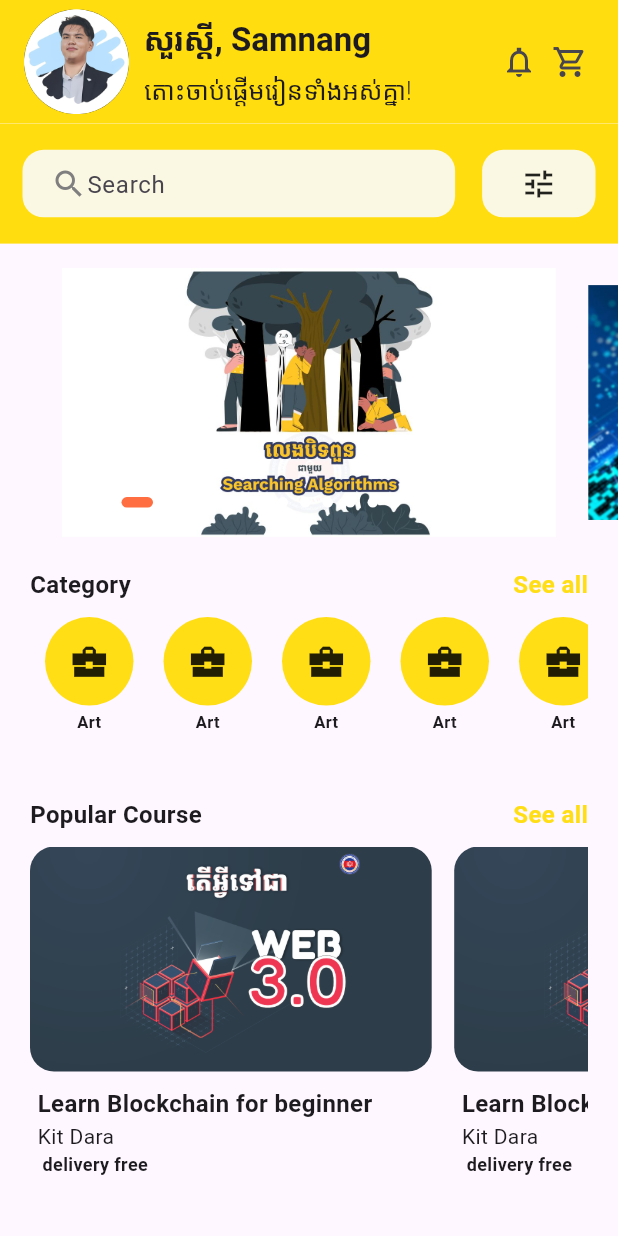
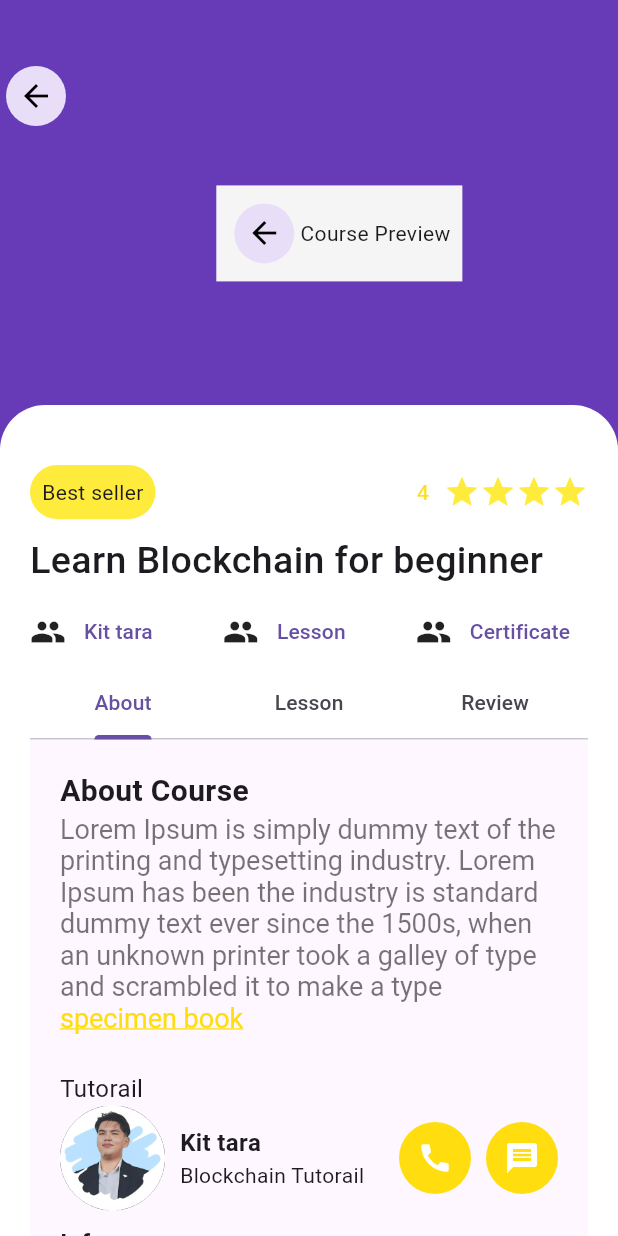
Before and after one commit to samnangma/mvvm-sample-developer-cambodia-flutter-, a Flutter app: the screen it shows after launch, on a phone screen of 412 x 824 dp. Run offline on Flutter 3.47's test engine with Material 2 defaults, Android fonts, the phone set to English and light mode, and no system bars; drawn by our look-alikes of carousel_slider, smooth_page_indicator.

Commit message:
save code

```diff
--- a/lib/main.dart
+++ b/lib/main.dart
@@ -1,7 +1,7 @@
 
+import 'package:developer_cambodia/views/course/course_detail.dart';
 import 'package:flutter/material.dart';
 
-import 'views/home/home.dart';
 
 void main() {
   runApp(MyApp());
@@ -19,7 +19,7 @@ class MyApp extends StatelessWidget {
       theme: ThemeData(
         useMaterial3: true,
       ),
-      home: HomeScreen(),
+      home: CourseDetail(),
     );
   }
 }
--- /dev/null
+++ b/lib/views/course/course_detail.dart
@@ -0,0 +1,240 @@
+
+import 'package:developer_cambodia/constants/colors.dart';
+import 'package:developer_cambodia/constants/fonts.dart';
+import 'package:developer_cambodia/views/course/widgets/about_page.dart';
+import 'package:developer_cambodia/views/course/widgets/lesson_page.dart';
+import 'package:developer_cambodia/views/course/widgets/review_page.dart';
+import 'package:flutter/material.dart';
+
+
+class CourseDetail extends StatefulWidget {
+  const CourseDetail({super.key});
+
+  @override
+  State<CourseDetail> createState() => _CourseDetailState();
+}
+
+class _CourseDetailState extends State<CourseDetail> with SingleTickerProviderStateMixin{
+
+
+  late TabController _tabController;
+
+  @override
+  void initState() {
+    super.initState();
+    _tabController = TabController(length: 3, vsync: this); // Replace '3' with the number of tabs you have
+  }
+
+  @override
+  void dispose() {
+    _tabController.dispose();
+    super.dispose();
+  }
+
+  @override
+  Widget build(BuildContext context) {
+    return DefaultTabController(
+      length: 3,
+      child: Scaffold(
+        body: SingleChildScrollView(
+          child: Column(
+            children: [
+              Stack(
+                children: [
+                  SingleChildScrollView(
+                    child: SizedBox(
+                      height: 1000,
+                      child: Stack(
+                        children: [
+                          Container(
+                            width: double.infinity,
+                            height: 300,
+                            decoration: const BoxDecoration(
+                              color: Colors.deepPurple,
+                            ),
+                          ),
+                          Positioned(
+                              top: 40,
+                              child: IconButton.filledTonal(
+                                  onPressed: () {},
+                                  icon: const Icon(
+                                    Icons.arrow_back,
+                                    color: Colors.black,
+                                  )
+                              )
+                          ),
+                          Positioned(
+                              top: MediaQuery
+                                  .of(context)
+                                  .size
+                                  .height * 0.15,
+                              left: MediaQuery
+                                  .of(context)
+                                  .size
+                                  .width * 0.35,
+                              child: Container(
+                                color: Colors.grey[100],
+                                child: Padding(
+                                  padding: const EdgeInsets.all(8.0),
+                                  child: Row(
+                                    children: [
+                                      IconButton.filledTonal(
+                                          onPressed: () {},
+                                          icon: const Icon(
+                                            Icons.arrow_back,
+                                            color: Colors.black,
+                                          )
+                                      ),
+                                      Text(
+                                          "Course Preview"
+                                      )
+                                    ],
+                                  ),
+                                ),
+                              )
+                          ),
+                          Positioned(
+                            top: 270,
+                            left: 0,
+                            right: 0,
+                            bottom: 0,
+                            child: Container(
+                              height: MediaQuery.of(context).size.height,
+                              decoration: const BoxDecoration(
+                                  color: Colors.white,
+                                  borderRadius: BorderRadius.only(
+                                      topRight: Radius.circular(30),
+                                      topLeft: Radius.circular(30)
+                                  )
+                              ),
+                              child: Padding(
+                                padding: const EdgeInsets.all(20.0),
+                                child: Column(
+                                  children: [
+                                    Padding(
+                                      padding: const EdgeInsets.only(top: 20.0),
+                                      child: Row(
+                                        mainAxisAlignment: MainAxisAlignment
+                                            .spaceBetween,
+                                        children: [
+                                          Container(
+                                            decoration: BoxDecoration(
+                                                color: Colors.yellow,
+                                                borderRadius: BorderRadius.circular(
+                                                    20)
+                                            ),
+
+                                            child: const Padding(
+                                              padding: EdgeInsets.all(8.0),
+                                              child: Text("Best seller"),
+                                            ),
+                                          ),
+                                          const Row(
+                                            children: [
+                                              Text("4", style: TextStyle(
+                                                  color: AppColor
+                                                      .primaryDarkColor),),
+                                              SizedBox(width: 10,),
+                                              Row(
+                                                children: [
+                                                  Icon(Icons.star,
+                                                    color: Colors.yellow,),
+                                                  Icon(Icons.star,
+                                                    color: Colors.yellow,),
+                                                  Icon(Icons.star,
+                                                    color: Colors.yellow,),
+                                                  Icon(Icons.star,
+                                                    color: Colors.yellow,)
+                                                ],
+                                              )
+                                            ],
+                                          )
+                                        ],
+                                      ),
+                                    ),
+                                    const SizedBox(height: 10,),
+                                    const Align(
+                                        alignment: Alignment.topLeft,
+                                        child: Text("Learn Blockchain for beginner",
+                                          style: TextStyle(
+                                              fontSize: 25, fontWeight: Medium),)
+                                    ),
+                                    const SizedBox(height: 5,),
+                                    Row(
+                                      mainAxisAlignment: MainAxisAlignment
+                                          .spaceBetween,
+                                      children: [
+                                        Row(
+                                          children: [
+                                            Icon(Icons.people),
+                                            TextButton(
+                                                onPressed: (){},
+                                                    child: Text("Kit tara")
+                                            )
+                                          ],
+                                        ),
+                                        Row(
+                                          children: [
+                                            Icon(Icons.people),
+                                            TextButton(
+                                                onPressed: (){},
+                                                child: Text("Lesson")
+                                            )
+                                          ],
+                                        ),
+                                        Row(
+                                          children: [
+                                            const Icon(Icons.people),
+                                            TextButton(
+                                                onPressed: (){},
+                                                child: Text("Certificate")
+                                            )
+                                          ],
+                                        )
+                                      ],
+                                    ),
+
+                                   Container(
+                                     child: TabBar(
+                                       controller: _tabController,
+                                         tabs: const [
+                                           Tab(text: "About",),
+                                           Tab(text: "Lesson",),
+                                           Tab(text: "Review",)
+                                         ]
+                                     ),
+                                   ),
+                                    Container(
+                                      height: 450,
+                                      child: TabBarView(
+                                        controller: _tabController,
+                                          children: const [
+                                            AboutPage(),
+                                            LessonPage(),
+                                            ReviewPage()
+                                          ]
+                                      ),
+                                    )
+
+                                  ],
+                                ),
+                              ),
+
+                            ),
+                          )
+                        ],
+                      ),
+                    ),
+                  )
+
+                ],
+              ),
+
+
+            ],
+          ),
+        ),
+      ),
+    );
+  }
+}
--- /dev/null
+++ b/lib/views/course/widgets/about_page.dart
@@ -0,0 +1,200 @@
+import 'package:developer_cambodia/constants/colors.dart';
+import 'package:developer_cambodia/views/home/home.dart';
+import 'package:flutter/material.dart';
+
+
+class AboutPage extends StatelessWidget {
+  const AboutPage({super.key});
+
+  @override
+  Widget build(BuildContext context) {
+    return Scaffold(
+      body: SingleChildScrollView(
+        child: Padding(
+          padding: const EdgeInsets.all(20.0),
+          child: Column(
+            children: [
+              Column(
+                crossAxisAlignment: CrossAxisAlignment.start,
+                children: [
+                  const Text("About Course",style: TextStyle(fontSize: 20, fontWeight: FontWeight.bold),),
+                  RichText(
+                    text: const TextSpan(
+                      style: TextStyle(color: Colors.black, fontSize: 36),
+                      children: <TextSpan>[
+                        TextSpan(text: 'Lorem Ipsum is simply dummy text of the printing and typesetting industry. Lorem Ipsum has been the industry is standard dummy text ever since the 1500s, when an unknown printer took a galley of type and scrambled it to make a type', style: TextStyle(color: Colors.black54)),
+                        TextSpan(text: ' specimen book', style: TextStyle(decoration: TextDecoration.underline, color: AppColor.primaryColor))
+                      ],
+                    ),
+                    textScaleFactor: 0.5,
+                  )
+                ],
+              ),
+              const SizedBox(height: 25,),
+              const Align(
+                alignment: Alignment.topLeft,
+                  child: Text("Tutorail", style: TextStyle(fontSize: 16),)),
+              Row(
+                mainAxisAlignment: MainAxisAlignment.spaceBetween,
+                children: [
+                  Row(
+                    children: [
+                      ClipRRect(
+                        borderRadius: const BorderRadius.all(Radius.circular(50)),
+                        child: Image.asset(
+                          'assets/images/bros_srat.jpg',
+                          height: 70,
+                          width: 70,
+                        ),
+                      ),
+                      SizedBox(width: 10,),
+                      Column(
+                        crossAxisAlignment: CrossAxisAlignment.start,
+                        children: [
+                          Text("Kit tara", style: TextStyle(fontWeight: FontWeight.bold, fontSize: 16),),
+                          Text("Blockchain Tutorail")
+                        ],
+                      ),
+                    ],
+                  ),
+                  Row(
+                    children: [
+                      Container(
+                        decoration: BoxDecoration(
+                          color: AppColor.primaryColor,
+                          borderRadius: BorderRadius.circular(50)
+                        ),
+                        child: IconButton(
+                            onPressed: (){},
+                            icon: Icon(Icons.call, color: AppColor.whiteColor,)
+                        ),
+                      ),
+                      SizedBox(width: 10,),
+                      Container(
+                        decoration: BoxDecoration(
+                            color: AppColor.primaryColor,
+                            borderRadius: BorderRadius.circular(50)
+                        ),
+                        child: IconButton(
+                            onPressed: (){},
+                            icon: Icon(Icons.message, color: AppColor.whiteColor,)
+                        ),
+                      ),
+                    ],
+                  )
+                ],
+              ),
+              SizedBox(height: 10,),
+              Column(
+                crossAxisAlignment: CrossAxisAlignment.start,
+                children: [
+                  Text("Info",style: TextStyle(fontSize: 16, fontWeight: FontWeight.bold),),
+                  Row(
+                    children: [
+                      Text("Last update: "),
+                      Text("20/10/2023")
+                    ],
+                  ),
+                  Row(
+                    children: [
+                      Text("Language: "),
+                      Text("English")
+                    ],
+                  ),
+                  Row(
+                    children: [
+                      Text("Language: "),
+                      RichText(
+                        text: TextSpan(
+                          style: TextStyle(color: Colors.black, fontSize: 25),
+                          children: <TextSpan>[
+                            TextSpan(text: 'English, Chinese, '),
+                            TextSpan(text: ' 4 more', style: TextStyle(color: AppColor.primaryColor))
+                          ],
+                        ),
+                        textScaleFactor: 0.5,
+                      )
+                    ],
+                  ),
+                ],
+              ),
+              SizedBox(height: 15,),
+              Align(
+                alignment: Alignment.topLeft,
+                  child: Text("What you'll learn", style: TextStyle(fontWeight: FontWeight.bold, fontSize: 20),
+                  )
+              ),
+              Column(
+                children: [
+                  Row(
+                    children: [
+                      Icon(Icons.abc_outlined),
+                      SizedBox(width: 10,),
+                      Expanded(child: Text("Go from Beginner to Advanced in Cryptocurrency, gain financial freedom and escape recession in today's economic collapse!"))
+                    ],
+                  ),
+                  SizedBox(height: 10,),
+                  Row(
+                    children: [
+                      Icon(Icons.abc_outlined),
+                      SizedBox(width: 10,),
+                      Expanded(child: Text("Go from Beginner to Advanced in Cryptocurrency, gain financial freedom and escape recession in today's economic collapse!"))
+                    ],
+                  ),
+                  SizedBox(height: 10,),
+                  Row(
+                    children: [
+                      Icon(Icons.abc_outlined),
+                      SizedBox(width: 10,),
+                      Expanded(child: Text("Go from Beginner to Advanced in Cryptocurrency, gain financial freedom and escape recession in today's economic collapse!"))
+                    ],
+                  )
+                ],
+              )
+
+            ],
+          ),
+        ),
+      ),
+
+
+      bottomNavigationBar: Container(
+        height: 100,
+        width: double.infinity,
+        decoration: BoxDecoration(
+          borderRadius: BorderRadius.circular(20),
+          color: Colors.grey[100]
+        ),
+        child: Padding(
+          padding: const EdgeInsets.all(15.0),
+          child: Column(
+            children: [
+              const Row(
+                children: [
+                  Text("Total Price: "),
+                  Text("\$ 180.0")
+                ],
+              ),
+              Align(
+                alignment: Alignment.centerRight,
+                child: GestureDetector(
+                  onTap: (){},
+                  child: Container(
+                     decoration: BoxDecoration(
+                       borderRadius: BorderRadius.circular(10),
+                       color: AppColor.primaryDarkColor,
+                     ),
+                     child: Padding(
+                         padding: const EdgeInsets.symmetric(horizontal: 30.0, vertical: 10),
+                       child: Text("Enroll Now", style: TextStyle(fontSize: 16, color: Colors.white),),
+                     ),
+                   ),
+                ),
+              )
+            ],
+          ),
+        ),
+      ),
+    );
+  }
+}
```
Also changed, not shown: lib/views/course/widgets/lesson_page.dart (added, +188 -0 lines), lib/views/course/widgets/review_page.dart (added, +97 -0 lines), pubspec.yaml (+6 -7 lines), assets/icons/LOGO.png (renamed from assets/icons/play_store_512.png), lib/constants/font_size.dart (added), pubspec.lock, 27 other files.
